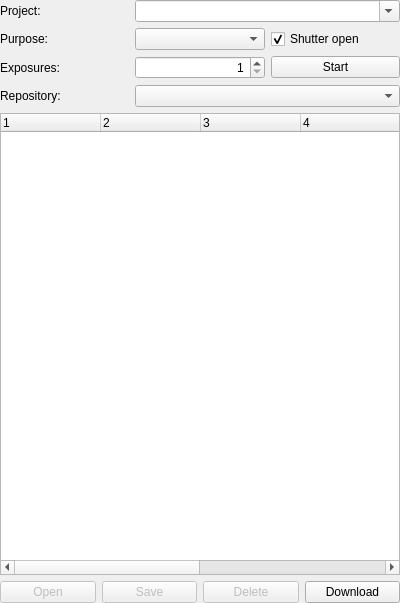
Before: the Qt Designer form gui/snowgui/expose/exposewidget.ui in AndreasFMueller/AstroPhotography, drawn with Qt 5.
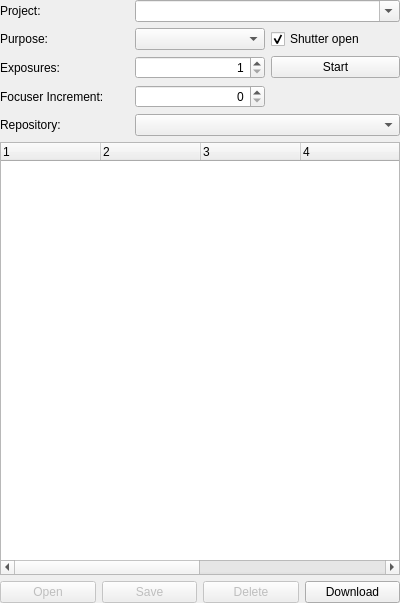
After: the same form once the commit is applied.

```diff
--- a/gui/snowgui/expose/exposewidget.ui
+++ b/gui/snowgui/expose/exposewidget.ui
@@ -109,6 +109,26 @@
         </property>
        </widget>
       </item>
+      <item row="3" column="0">
+       <widget class="QLabel" name="focuserincrementLabel">
+        <property name="text">
+         <string>Focuser Increment:</string>
+        </property>
+       </widget>
+      </item>
+      <item row="3" column="1">
+       <widget class="QSpinBox" name="focuserincrementSpinBox">
+        <property name="alignment">
+         <set>Qt::AlignRight|Qt::AlignTrailing|Qt::AlignVCenter</set>
+        </property>
+        <property name="maximum">
+         <number>10000</number>
+        </property>
+        <property name="singleStep">
+         <number>100</number>
+        </property>
+       </widget>
+      </item>
      </layout>
     </widget>
    </item>
```
